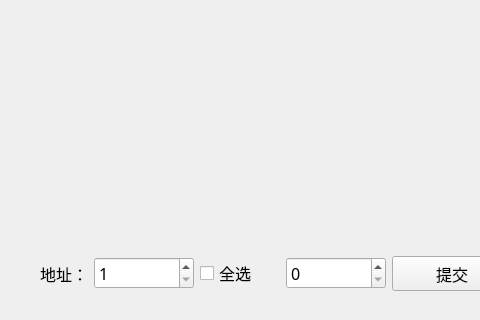
Old version of the form IDC_TestSystem/mpdu/m_test/m_testthreshold/mtest_thresholdoutputwid.ui in the repository ChinaClever/IDC_TestSystem; both pictures show x 462 to 942 and y 398 to 718 of the 1424 by 718 pixel window.
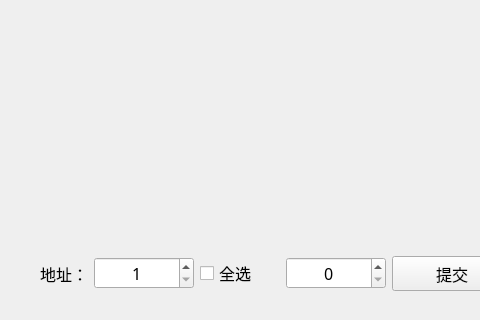
New version of the form.

What changed in the file:
```diff
--- a/IDC_TestSystem/mpdu/m_test/m_testthreshold/mtest_thresholdoutputwid.ui
+++ b/IDC_TestSystem/mpdu/m_test/m_testthreshold/mtest_thresholdoutputwid.ui
@@ -293,6 +293,9 @@
           <pointsize>12</pointsize>
          </font>
         </property>
+        <property name="alignment">
+         <set>Qt::AlignCenter</set>
+        </property>
         <property name="minimum">
          <number>1</number>
         </property>
@@ -331,6 +334,9 @@
           <pointsize>12</pointsize>
          </font>
         </property>
+        <property name="alignment">
+         <set>Qt::AlignCenter</set>
+        </property>
         <property name="maximum">
          <number>999</number>
         </property>
```
